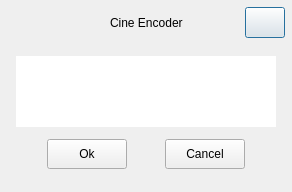
Old version of the form app/dialog.ui in the repository CineEncoder/cine-encoder.
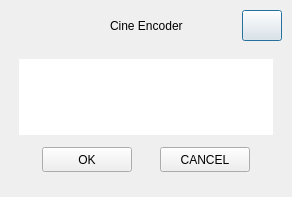
New version of the form. Icons and pictures are not drawn.

```diff
--- a/app/dialog.ui
+++ b/app/dialog.ui
@@ -7,7 +7,7 @@
     <x>0</x>
     <y>0</y>
     <width>292</width>
-    <height>192</height>
+    <height>197</height>
    </rect>
   </property>
   <property name="minimumSize">
@@ -31,16 +31,16 @@
   </property>
   <layout class="QGridLayout" name="gridLayout">
    <property name="leftMargin">
-    <number>6</number>
+    <number>9</number>
    </property>
    <property name="topMargin">
-    <number>6</number>
+    <number>9</number>
    </property>
    <property name="rightMargin">
-    <number>6</number>
+    <number>9</number>
    </property>
    <property name="bottomMargin">
-    <number>6</number>
+    <number>9</number>
    </property>
    <property name="spacing">
     <number>0</number>
@@ -306,19 +306,31 @@
                <bool>true</bool>
               </property>
               <property name="sizePolicy">
-               <sizepolicy hsizetype="Fixed" vsizetype="Fixed">
+               <sizepolicy hsizetype="Maximum" vsizetype="Maximum">
                 <horstretch>0</horstretch>
                 <verstretch>0</verstretch>
                </sizepolicy>
               </property>
               <property name="minimumSize">
                <size>
-                <width>80</width>
-                <height>30</height>
+                <width>90</width>
+                <height>25</height>
+               </size>
+              </property>
+              <property name="maximumSize">
+               <size>
+                <width>90</width>
+                <height>25</height>
+               </size>
+              </property>
+              <property name="baseSize">
+               <size>
+                <width>90</width>
+                <height>25</height>
                </size>
               </property>
               <property name="text">
-               <string>Cancel</string>
+               <string>CANCEL</string>
               </property>
               <property name="autoDefault">
                <bool>false</bool>
@@ -347,19 +359,31 @@
                <bool>true</bool>
               </property>
               <property name="sizePolicy">
-               <sizepolicy hsizetype="Fixed" vsizetype="Fixed">
+               <sizepolicy hsizetype="Maximum" vsizetype="Maximum">
                 <horstretch>0</horstretch>
                 <verstretch>0</verstretch>
                </sizepolicy>
               </property>
               <property name="minimumSize">
                <size>
-                <width>80</width>
-                <height>30</height>
+                <width>90</width>
+                <height>25</height>
+               </size>
+              </property>
+              <property name="maximumSize">
+               <size>
+                <width>90</width>
+                <height>25</height>
+               </size>
+              </property>
+              <property name="baseSize">
+               <size>
+                <width>90</width>
+                <height>25</height>
                </size>
               </property>
               <property name="text">
-               <string>Ok</string>
+               <string>OK</string>
               </property>
               <property name="autoDefault">
                <bool>false</bool>
```
Left out of the diff: 8 changed lines with no effect on the pictures.
